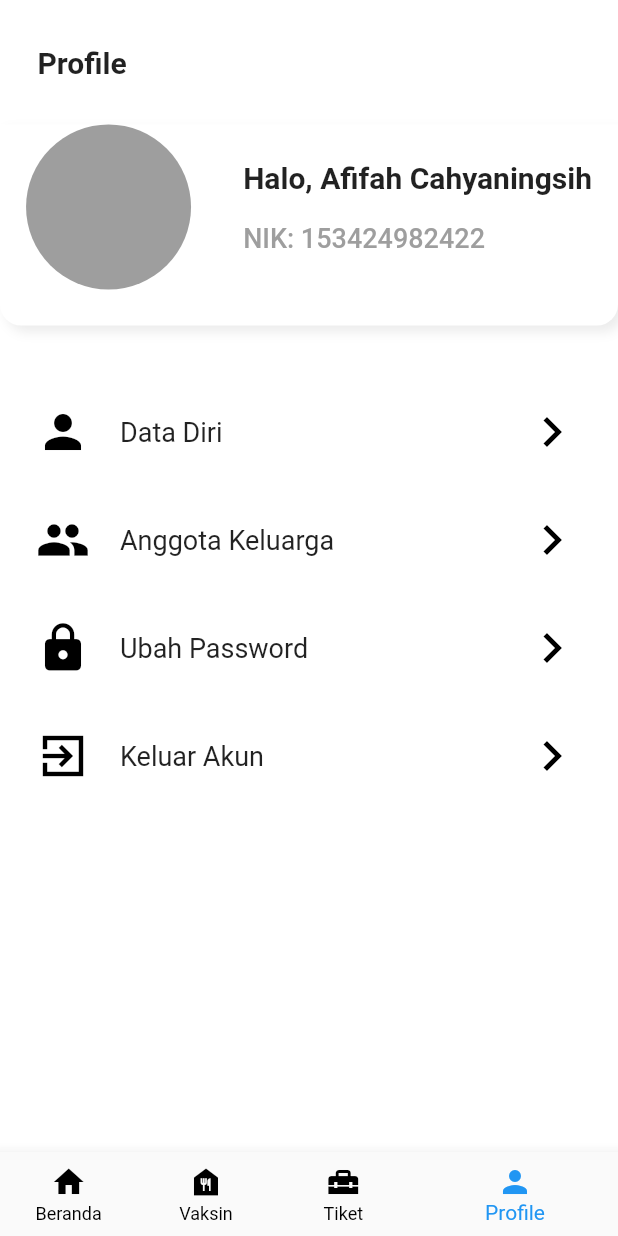
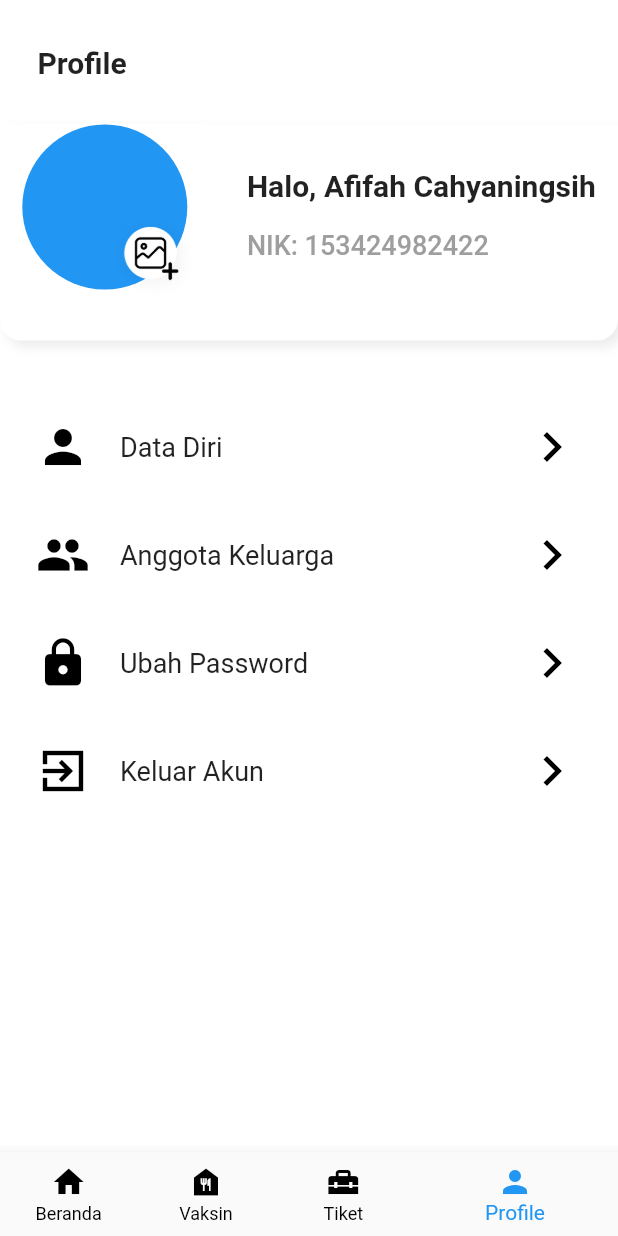
Before and after one commit to capstone-vaccine-book-17/VaccineBooking-MB, a Flutter app: the screen it shows after launch, item 4 of the bottom bar chosen, on a phone screen of 412 x 824 dp. Run offline on Flutter 3.47's test engine with Material 2 defaults, Android fonts, the phone set to English and light mode, and no system bars; our stand-ins replace image_picker; missing offline and left inert: dart:ffi.

```diff
--- a/lib/features/profile/detail_family_model.dart
+++ b/lib/features/profile/detail_family_model.dart
@@ -6,5 +6,9 @@ class ModelDetailFamily {
   final String relationship;
 
   const ModelDetailFamily(
-      this.name, this.nik, this.age, this.gender, this.relationship);
+      {required this.name,
+      required this.nik,
+      required this.age,
+      required this.gender,
+      required this.relationship});
 }
--- a/lib/features/profile/index_profile.dart
+++ b/lib/features/profile/index_profile.dart
@@ -6,9 +6,11 @@ import 'package:flutter/services.dart';
 import 'package:w_vaccine/features/profile/family_members_page.dart';
 import 'package:w_vaccine/features/profile/personal_data_page.dart';
 import 'package:w_vaccine/features/profile/change_password_page.dart';
+import 'package:w_vaccine/features/profile/profile_image_viewmodel.dart';
 
 import '../../widgets/profile/list_menu.dart';
 import 'package:image_picker/image_picker.dart';
+import 'package:provider/provider.dart';
 
 class IndexProfile extends StatefulWidget {
   const IndexProfile({super.key});
@@ -18,25 +20,9 @@ class IndexProfile extends StatefulWidget {
 }
 
 class _IndexProfileState extends State<IndexProfile> {
-  File? _image;
-
-  Future _pickImage(ImageSource source) async {
-    try {
-      final image = await ImagePicker().pickImage(source: source);
-      if (image == null) return;
-      File? img = File(image.path);
-      setState(() {
-        _image = img;
-        Navigator.pop(context);
-      });
-    } on PlatformException catch (e) {
-      print(e);
-      Navigator.pop(context);
-    }
-  }
-
   @override
   Widget build(BuildContext context) {
+    final provider = Provider.of<ProfileImage>(context);
     return Scaffold(
         backgroundColor: Colors.white,
         body: SafeArea(
@@ -70,9 +56,42 @@ class _IndexProfileState extends State<IndexProfile> {
                   child: Row(
                     mainAxisAlignment: MainAxisAlignment.spaceAround,
                     children: [
-                  const CircleAvatar(
+                      Stack(
+                        children: [
+                          Container(
+                            height: 120,
+                            width: 120,
+                            color: Colors.white,
+                          ),
+                          Consumer(
+                            builder: (context, proider, _) =>
+                                (provider.image == null)
+                                    ? CircleAvatar(
                                         radius: 55,
-                    backgroundColor: Colors.grey,
+                                        backgroundColor: Colors.blue,
+                                      )
+                                    : ClipOval(
+                                        child: Image.file(
+                                          provider.image!,
+                                          width: 100,
+                                          height: 100,
+                                          fit: BoxFit.cover,
+                                        ),
+                                      ),
+                          ),
+                          Positioned(
+                            right: 0,
+                            bottom: 0,
+                            child: SizedBox(
+                              height: 65,
+                              width: 65,
+                              child: GestureDetector(
+                                onTap: () => provider.openGallery(),
+                                child: Image.asset('assets/addimage.png'),
+                              ),
+                            ),
+                          ),
+                        ],
                       ),
                       Column(
                         crossAxisAlignment: CrossAxisAlignment.start,
@@ -101,7 +120,6 @@ class _IndexProfileState extends State<IndexProfile> {
                 icon: Icons.person,
                 name: 'Data Diri',
                 func: (() {
-              print('data diri ter click');
                   Navigator.push(
                       context,
                       MaterialPageRoute(
@@ -112,7 +130,6 @@ class _IndexProfileState extends State<IndexProfile> {
                 icon: Icons.people_sharp,
                 name: 'Anggota Keluarga',
                 func: (() {
-              print('Anggota Keluarga ter click');
                   Navigator.push(
                       context,
                       MaterialPageRoute(
@@ -123,7 +140,6 @@ class _IndexProfileState extends State<IndexProfile> {
                 icon: Icons.lock,
                 name: 'Ubah Password',
                 func: (() {
-              print('Ubah Password ter click');
                   Navigator.push(
                       context,
                       MaterialPageRoute(
@@ -133,12 +149,10 @@ class _IndexProfileState extends State<IndexProfile> {
               ListMenu(
                 icon: Icons.exit_to_app_sharp,
                 name: 'Keluar Akun',
-            func: (() {
-              print('Keluar Akun ter click');
-            }),
+                func: (() {}),
               ),
             ],
-      )),
-    );
+          ),
+        ));
   }
 }
--- /dev/null
+++ b/lib/features/profile/profile_image_viewmodel.dart
@@ -0,0 +1,17 @@
+import 'package:flutter/material.dart';
+import 'package:flutter/material.dart';
+import 'package:image_picker/image_picker.dart';
+import 'dart:io';
+import 'dart:async';
+
+class ProfileImage with ChangeNotifier {
+  File? image;
+
+  Future openGallery() async {
+    final imageGallery =
+        await ImagePicker().pickImage(source: ImageSource.gallery);
+
+    image = File(imageGallery!.path);
+    notifyListeners();
+  }
+}
```
Also changed, not shown: lib/features/profile/add_family_member_page.dart (+33 -16 lines), lib/features/profile/detail_family_member.dart (renamed from lib/features/profile/detail_family_group.dart, +13 -19 lines), lib/features/profile/family_members_page.dart (+35 -62 lines), lib/features/profile/familydata_viewmodel.dart (added, +13 -0 lines), lib/main.dart (+8 -0 lines). Lines whose indentation alone changed are shown as unchanged.
